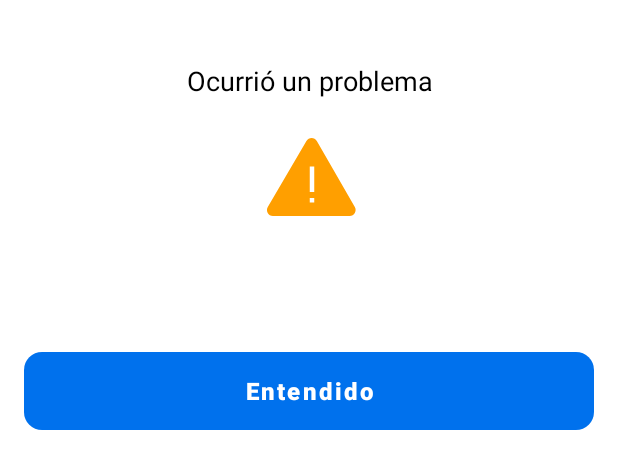
After one commit to JhonatanRojasSuesca/SearchApp, an Android app: the layout bottom_sheet_error_products_returned.xml on its own in the app's theme, with its tools: preview values and no code run, on a phone screen of 412 x 824 dp. The commit adds this screen. Shown: the top 469 px of the screen. Run offline under Robolectric (Android 15) with nearby library versions, the phone set to English and light mode, and no system bars.

Commit message:
- adjust errors in BottomSheetDialogGeneric.kt and new layout and views

```diff
--- a/app/src/main/java/com/jhonatanrojas/searchapp/ui/states/SearchState.kt
+++ b/app/src/main/java/com/jhonatanrojas/searchapp/ui/states/SearchState.kt
@@ -1,6 +1,4 @@
 package com.jhonatanrojas.searchapp.ui.states
-
-import com.jhonatanrojas.searchapp.domain.models.ProductsDomain
 
 /**
  * Created by JHONATAN ROJAS on 8/10/2021.
@@ -9,7 +7,6 @@ sealed class SearchState {
 
     object Loading : SearchState()
     object HideLoading : SearchState()
-    data class Success(val searchProducts: ProductsDomain) : SearchState()
     data class ShowErrorResource(val resource: Int) : SearchState()
-    data class ShowHttpError(val code: Int, val message: String) : SearchState()
+    data class ShowHttpError(val message: String) : SearchState()
 }
--- a/app/src/main/java/com/jhonatanrojas/searchapp/ui/viewModels/SearchProductViewModel.kt
+++ b/app/src/main/java/com/jhonatanrojas/searchapp/ui/viewModels/SearchProductViewModel.kt
@@ -61,7 +61,7 @@ class SearchProductViewModel(
             is BadRequestException ->
                 SearchState.ShowErrorResource(R.string.error_missing_params)
             is HttpErrorCode ->
-                SearchState.ShowHttpError(domainException.code, domainException.message)
+                SearchState.ShowHttpError(domainException.message)
             else ->
                 SearchState.ShowErrorResource(mapperExceptions(domainException))
         }
--- /dev/null
+++ b/app/src/main/res/drawable/btn_blue_is_enable.xml
@@ -0,0 +1,8 @@
+<?xml version="1.0" encoding="utf-8"?>
+<selector xmlns:android="http://schemas.android.com/apk/res/android">
+    <!-- Disable background -->
+    <item android:state_enabled="false"
+        android:color="@color/black50"/>
+    <!-- Enabled background -->
+    <item android:color="@color/blue500"/>
+</selector>
--- /dev/null
+++ b/app/src/main/res/drawable/ic_warning.xml
@@ -0,0 +1,20 @@
+<?xml version="1.0" encoding="utf-8"?>
+<vector xmlns:android="http://schemas.android.com/apk/res/android"
+    android:width="80dp"
+    android:height="80dp"
+    android:viewportWidth="80"
+    android:viewportHeight="80">
+    <path
+        android:fillColor="#FF9F00"
+        android:pathData="M12.5227,61.9798L38.2876,17.9488C39.8387,15.2981 43.6748,15.3118 45.2068,17.9736L70.5493,62.0047C72.0841,64.6713 70.1593,68 67.0825,68H15.9751C12.8855,68 10.9624,64.6464 12.5227,61.9798Z" />
+    <path
+        android:fillColor="#00000000"
+        android:pathData="M42,35V52"
+        android:strokeWidth="3"
+        android:strokeColor="#ffffff" />
+    <path
+        android:fillColor="#00000000"
+        android:pathData="M42,59V56"
+        android:strokeWidth="3"
+        android:strokeColor="#ffffff" />
+</vector>
--- /dev/null
+++ b/app/src/main/res/layout/bottom_sheet_error_products_returned.xml
@@ -0,0 +1,55 @@
+<?xml version="1.0" encoding="utf-8"?>
+<androidx.constraintlayout.widget.ConstraintLayout xmlns:android="http://schemas.android.com/apk/res/android"
+    xmlns:app="http://schemas.android.com/apk/res-auto"
+    xmlns:tools="http://schemas.android.com/tools"
+    android:layout_width="match_parent"
+    android:layout_height="wrap_content"
+    android:padding="@dimen/margin_16dp"
+    tools:ignore="UnusedResources">
+
+    <androidx.appcompat.widget.AppCompatTextView
+        android:id="@+id/txvTitleErrorProducts"
+        android:layout_width="@dimen/match_parent_0dp"
+        android:layout_height="wrap_content"
+        android:layout_marginTop="@dimen/size_25dp"
+        android:text="@string/error_some_wrong"
+        android:textAlignment="center"
+        android:textColor="@android:color/black"
+        android:textSize="@dimen/text_18sp"
+        app:layout_constraintEnd_toEndOf="parent"
+        app:layout_constraintStart_toStartOf="parent"
+        app:layout_constraintTop_toTopOf="parent" />
+
+    <androidx.appcompat.widget.AppCompatImageView
+        android:id="@+id/imvWarningErrorProducts"
+        android:layout_width="wrap_content"
+        android:layout_height="wrap_content"
+        android:layout_marginTop="@dimen/margin_10dp"
+        app:layout_constraintEnd_toEndOf="parent"
+        app:layout_constraintStart_toStartOf="parent"
+        app:layout_constraintTop_toBottomOf="@+id/txvTitleErrorProducts"
+        app:srcCompat="@drawable/ic_warning" />
+
+    <androidx.appcompat.widget.AppCompatTextView
+        android:id="@+id/txvDescriptionErrorProducts"
+        android:layout_width="0dp"
+        android:layout_height="wrap_content"
+        android:layout_marginTop="@dimen/margin_24dp"
+        android:gravity="center"
+        android:textColor="@android:color/black"
+        android:textSize="@dimen/text_18sp"
+        app:layout_constraintEnd_toEndOf="parent"
+        app:layout_constraintStart_toStartOf="parent"
+        app:layout_constraintTop_toBottomOf="@+id/imvWarningErrorProducts" />
+
+    <com.google.android.material.button.MaterialButton
+        android:id="@+id/btnRetry"
+        style="@style/CompleteButtonBlue"
+        android:layout_width="@dimen/match_parent_0dp"
+        android:layout_marginTop="@dimen/margin_24dp"
+        android:text="@string/entered"
+        app:layout_constraintEnd_toEndOf="parent"
+        app:layout_constraintStart_toStartOf="parent"
+        app:layout_constraintTop_toBottomOf="@+id/txvDescriptionErrorProducts" />
+
+</androidx.constraintlayout.widget.ConstraintLayout>
--- a/app/src/main/res/values/colors.xml
+++ b/app/src/main/res/values/colors.xml
@@ -9,4 +9,6 @@
     <color name="black">#FF000000</color>
     <color name="white">#FFFFFFFF</color>
     <color name="gray">#E5E5E5</color>
+    <color name="black50">#E5E5E5</color>
+    <color name="blue500">#0071ED</color>
 </resources>
--- a/app/src/main/res/values/dimens.xml
+++ b/app/src/main/res/values/dimens.xml
@@ -18,4 +18,6 @@
     <dimen name="text_16sp">16sp</dimen>
     <dimen name="text_18sp">18sp</dimen>
     <dimen name="text_14sp">14sp</dimen>
+    <dimen name="margin_10dp">10dp</dimen>
+    <dimen name="margin_24dp">24dp</dimen>
 </resources>
--- a/app/src/main/res/values/strings.xml
+++ b/app/src/main/res/values/strings.xml
@@ -17,4 +17,5 @@
     <string name="notSearchProduct">inicia buscando el producto para ti </string>
     <string name="oops">Ooooops!</string>
     <string name="notFoundProducts">No encontramos lo que estabas buscando\n Inténtalo nuevamente</string>
+    <string name="entered">Entendido</string>
 </resources>
--- a/app/src/main/res/values/themes.xml
+++ b/app/src/main/res/values/themes.xml
@@ -22,4 +22,18 @@
         <item name="windowActionBar">false</item>
         <item name="windowNoTitle">true</item>
     </style>
+
+    <style name="CompleteButtonBlue" parent="Widget.MaterialComponents.Button.TextButton">
+        <item name="android:textSize">@dimen/text_16sp</item>
+        <item name="cornerRadius">@dimen/radius_12dp</item>
+        <item name="android:layout_height">@dimen/height_64dp</item>
+        <item name="android:layout_width">match_parent</item>
+        <item name="backgroundTint">@drawable/btn_blue_is_enable</item>
+        <item name="android:textColor">@color/white</item>
+        <item name="android:textAllCaps">false</item>
+        <item name="android:textStyle">bold</item>
+    </style>
+
+    <dimen name="radius_12dp">12dp</dimen>
+    <dimen name="height_64dp">64dp</dimen>
 </resources>
```
Also changed, not shown: app/src/main/java/com/jhonatanrojas/searchapp/ui/bottomSheets/BottomSheetDialogGeneric.kt (added, +58 -0 lines), app/src/main/java/com/jhonatanrojas/searchapp/ui/fragments/HomeFragment.kt (+27 -5 lines).
